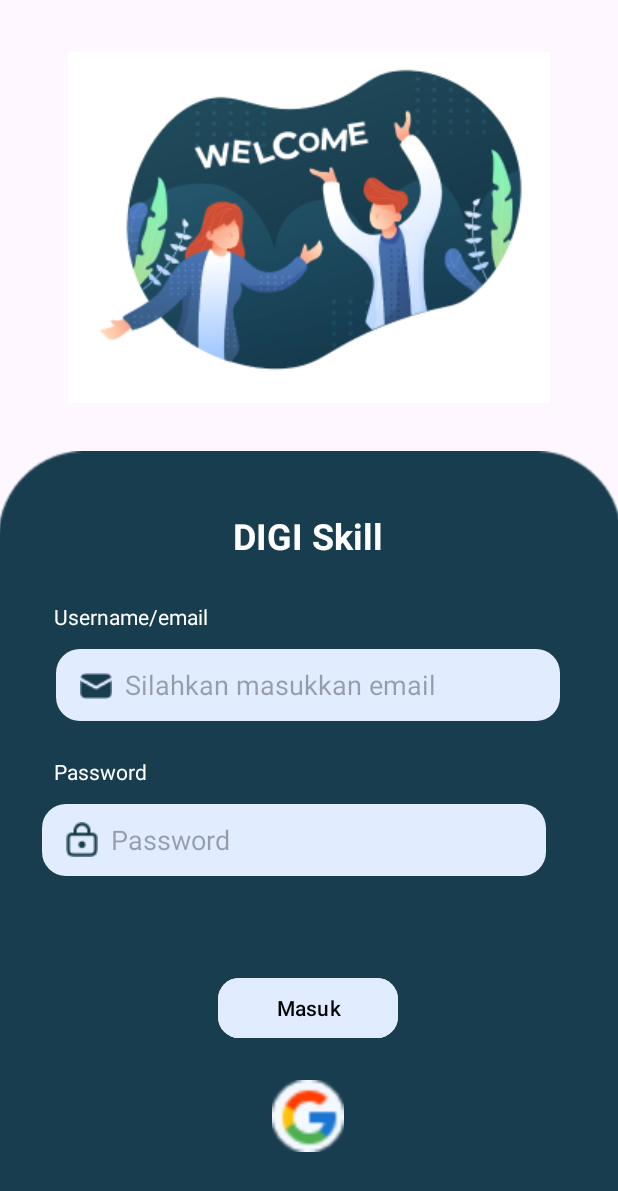
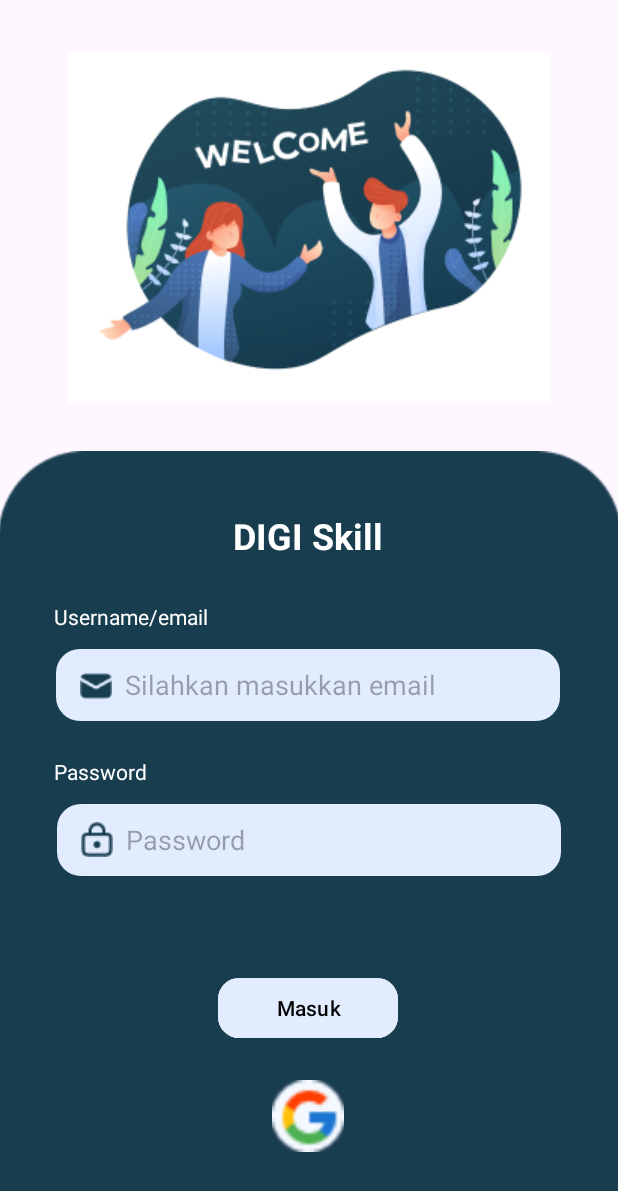
Before and after one commit to alifnay/praktik_firebase, an Android app: the layout activity_register.xml on its own in the app's theme, with its tools: preview values and no code run, on a phone screen of 412 x 824 dp. Shown: the top 1191 px of the screen. Run offline under Robolectric (Android 15) with nearby library versions, the phone set to English and light mode, and no system bars.

```diff
--- a/app/src/main/res/layout/activity_register.xml
+++ b/app/src/main/res/layout/activity_register.xml
@@ -97,11 +97,11 @@
         android:id="@+id/editText_password"
         android:layout_width="336dp"
         android:layout_height="48dp"
-        android:layout_marginStart="28dp"
         android:layout_marginTop="12dp"
         android:background="@drawable/rounded_edittext"
         android:hint="Password"
         android:paddingLeft="46dp"
+        app:layout_constraintEnd_toEndOf="parent"
         app:layout_constraintStart_toStartOf="parent"
         app:layout_constraintTop_toBottomOf="@+id/tv_password" />
 
```
